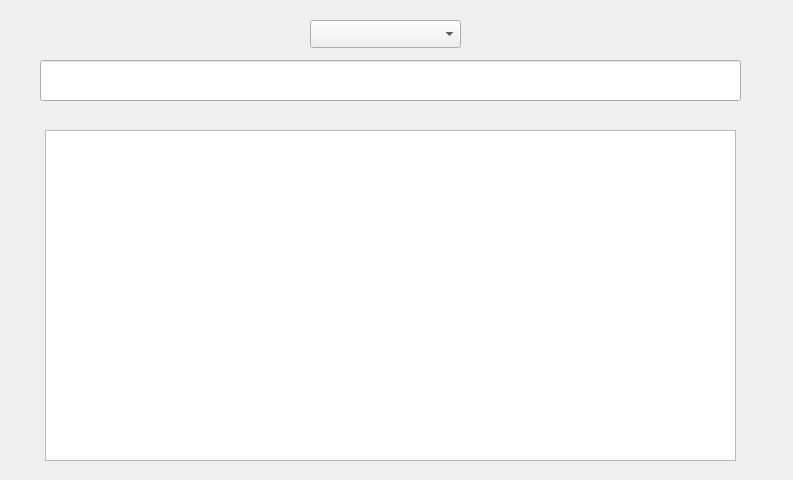
Before: the Qt Designer form shopdashboard.ui in sahariajf/ExpiryGuard, drawn with Qt 5.
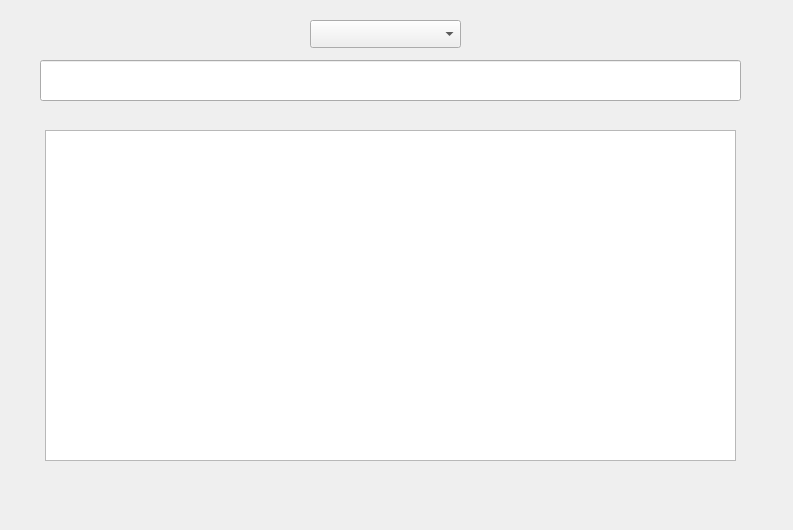
After: the same form once the commit is applied.

Commit message: box remove from database after soldout

Diff of the .ui file:
```diff
--- a/shopdashboard.ui
+++ b/shopdashboard.ui
@@ -10,7 +10,7 @@
     <x>0</x>
     <y>0</y>
     <width>793</width>
-    <height>480</height>
+    <height>530</height>
    </rect>
   </property>
   <property name="windowTitle">
```
The commit also changes 2 other files.
